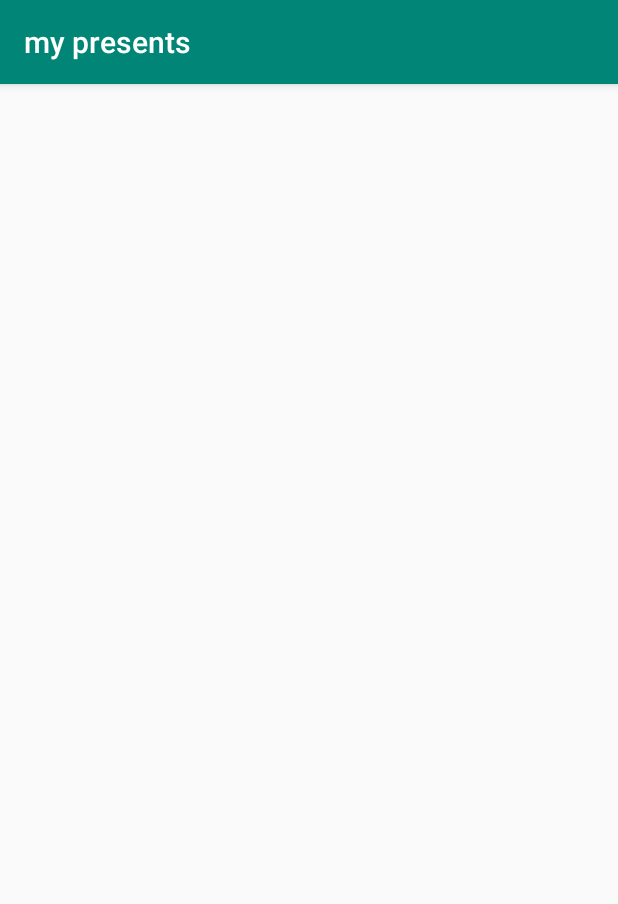
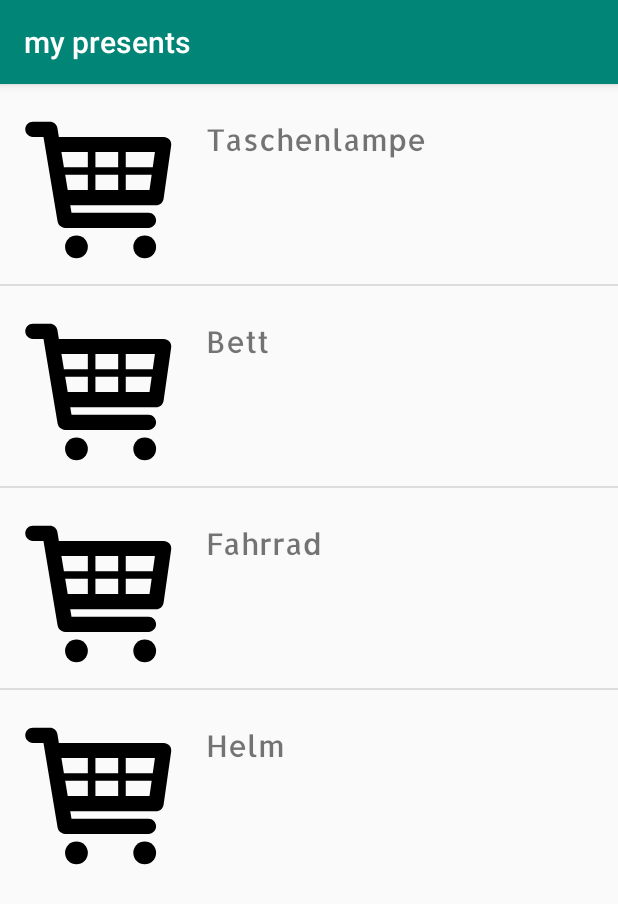
Before and after one commit to woleb/mypresents, an Android app: the fragment UebersichtGeschenkeFragment shown on its own in the app's theme, on a phone screen of 412 x 824 dp. Shown: the top 904 px of the screen. Run offline under Robolectric (Android 15) with nearby library versions, the phone set to English and light mode, and no system bars; Roboto replaces fonts that are not available here.

Commit message:
Liste an Adapter übergeben. Code läuft soweit Fehlerfrei. Im Gegensatz zum Video wird bei context die Ausrufzeichen benötigit context!!.

```diff
--- a/app/src/main/java/com/sportoverfifty/mypresents/UebersichtGeschenkeFragment.kt
+++ b/app/src/main/java/com/sportoverfifty/mypresents/UebersichtGeschenkeFragment.kt
@@ -1,4 +1,5 @@
 package com.sportoverfifty.mypresents
+
 
 
 import android.os.Bundle
@@ -42,15 +43,19 @@ class UebersichtGeschenkeFragment : Fragment() {
         // Inflate the layout for this fragment
         val mView = inflater?.inflate(R.layout.fragment_uebersicht_geschenke,container,false)
         mListeView = mView?.findViewById<ListView>(R.id.listUebersichtGeschenke)
-        return inflater.inflate(R.layout.fragment_uebersicht_geschenke, container, false)
+        return mView
     }
 
     override fun onViewCreated(view: View, savedInstanceState: Bundle?) {
         super.onViewCreated(view, savedInstanceState)
         val listeneintrag = ArrayList<GiftObject>()
 //GiftObject (val id: Int, val name: String, val gekauft: Boolean, val shop: String, val beschreibung: String, val bild : Drawable, val geschenkFuer: String)
-        listeneintrag.add(GiftObject(id =1, name ="Taschenlampe", gekauft =false, shop ="Alternate", beschreibung = "Lampe für's Wandern", bild = ContextCompat.getDrawable(context, R.drawable.shopping), geschenkFuer ="Marius"))
+        listeneintrag.add(GiftObject(id =1, name ="Taschenlampe", gekauft =false, shop ="Alternate", beschreibung = "Lampe für's Wandern", bild = ContextCompat.getDrawable(context!!, R.drawable.shopping), geschenkFuer ="Marius"))
+        listeneintrag.add(GiftObject(id =2, name ="Bett", gekauft =true, shop ="Bettenhaus", beschreibung = "Schlaf gut", bild = ContextCompat.getDrawable(context!!, R.drawable.shopping), geschenkFuer ="Wolfgang"))
+        listeneintrag.add(GiftObject(id =3, name ="Fahrrad", gekauft =false, shop ="Fahrrad.de", beschreibung = "MTB", bild = ContextCompat.getDrawable(context!!, R.drawable.shopping), geschenkFuer ="Jakob"))
+        listeneintrag.add(GiftObject(id =4, name ="Helm", gekauft =false, shop ="Fahrrad.de", beschreibung = "Integralhelm", bild = ContextCompat.getDrawable(context!!, R.drawable.shopping), geschenkFuer ="Konstantin"))
 
+        mListeView?.adapter = ShoppingListAdapter(context!!,listeneintrag)
     }
 
     companion object {
```
